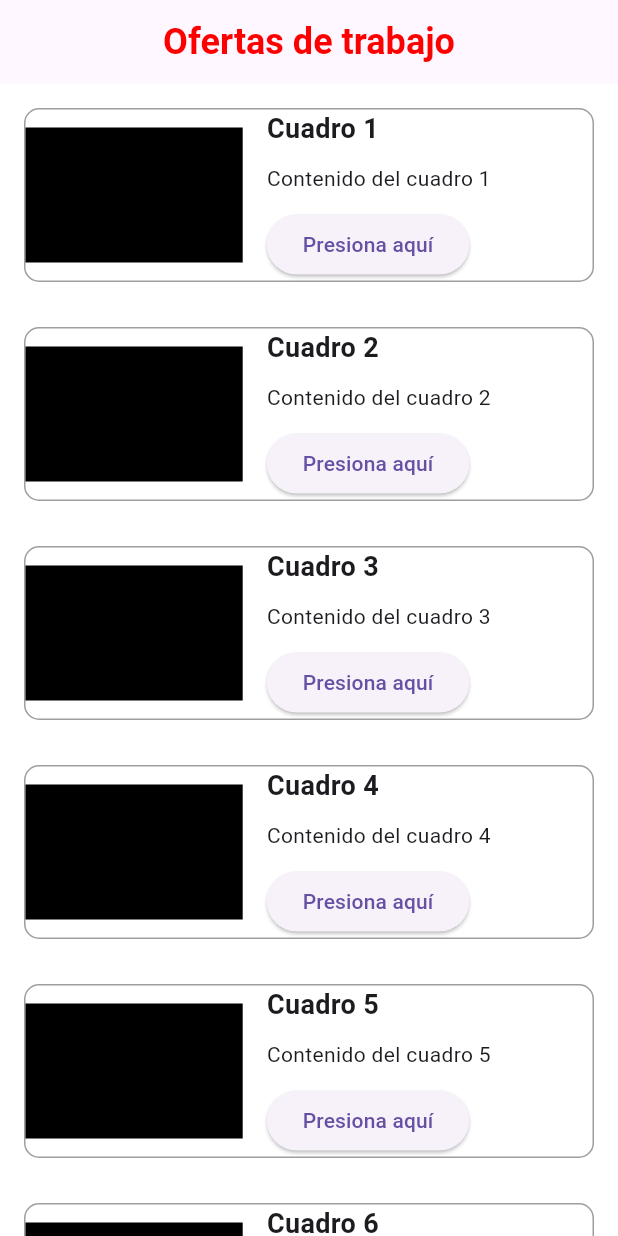
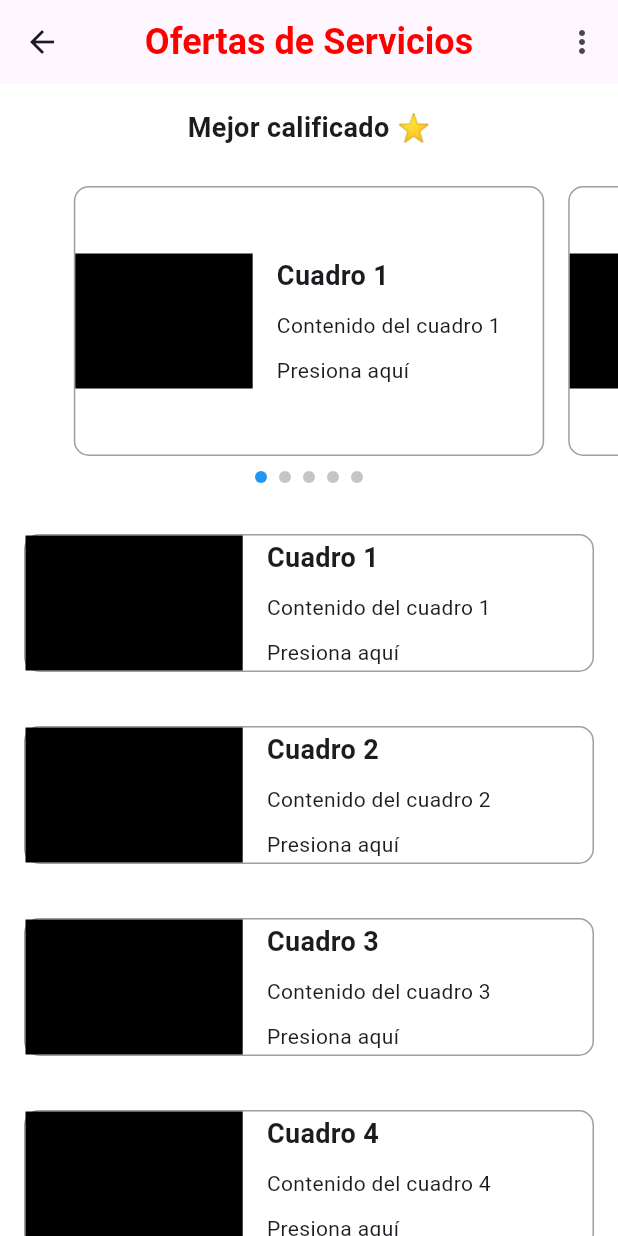
Before and after one commit to jordanlaguna/trabajorapid, a Flutter app: the HomePage screen opened directly, after a tap on "Presiona aquí", on a phone screen of 412 x 824 dp. Run offline on Flutter 3.47's test engine with Material 3 defaults, Android fonts, the phone set to English and light mode, and no system bars; our stand-ins replace curved_navigation_bar; Roboto replaces fonts that are missing (Montserrat).

Commit message:
New Imagen Home and name

```diff
--- a/lib/moduleMain.dart
+++ b/lib/moduleMain.dart
@@ -2,6 +2,7 @@
 import 'package:curved_navigation_bar/curved_navigation_bar.dart';
 import 'package:flutter/material.dart';
 import 'package:trabajorapid/navbar.dart';
+
 import 'package:trabajorapid/pageMenuBottom/favorite.dart';
 import 'package:trabajorapid/pageMenuBottom/home.dart';
 import 'package:trabajorapid/pageMenuBottom/profile.dart';
@@ -51,7 +52,7 @@ class _ModuleMainState extends State<ModuleMain> {
         drawer: const NavBar(),
         appBar: AppBar(
           title: const Text(
-            'TrabajosRapid',
+            'Rapid Service',
             style: TextStyle(
               fontSize: 20,
               fontFamily: 'Montserrat',
--- a/lib/pageMenuBottom/home.dart
+++ b/lib/pageMenuBottom/home.dart
@@ -1,4 +1,5 @@
 import 'package:flutter/material.dart';
+import 'package:trabajorapid/pageMenuBottom/homeService/homeService.dart';
 
 class HomePage extends StatelessWidget {
   const HomePage({Key? key}) : super(key: key);
@@ -9,7 +10,7 @@ class HomePage extends StatelessWidget {
       backgroundColor: Colors.white,
       appBar: AppBar(
         title: const Text(
-          'Ofertas de trabajo',
+          'Ofertas de Servicios',
           style: TextStyle(
             fontSize: 24.0,
             fontWeight: FontWeight.bold,
@@ -27,23 +28,44 @@ class HomePage extends StatelessWidget {
           child: Column(
             mainAxisAlignment: MainAxisAlignment.center,
             children: [
-              buildCuadro('Cuadro 1', 'Contenido del cuadro 1'),
+              const Padding(
+                padding: EdgeInsets.all(16.0),
+                child: Column(
+                  mainAxisAlignment: MainAxisAlignment.center,
+                  children: [
+                    // Barra de búsqueda
+                    TextField(
+                      decoration: InputDecoration(
+                        hintText: 'Buscar servicios...',
+                        prefixIcon: Icon(Icons.search),
+                      ),
+                    ),
+                    SizedBox(height: 20.0),
+                    // Carrusel
+                  ],
+                ),
+              ),
+              buildCuadro(
+                  context, 'Exteriores', 'Patios, Gardines, Arboles...'),
               const SizedBox(height: 30.0),
-              buildCuadro('Cuadro 2', 'Contenido del cuadro 2'),
+              buildCuadro(context, 'Interiores', 'Limpiesa, Lavanderia...'),
               const SizedBox(height: 30.0),
-              buildCuadro('Cuadro 3', 'Contenido del cuadro 3'),
+              buildCuadro(context, 'Transporte', 'Viajes, Carga, Express...'),
               const SizedBox(height: 30.0),
-              buildCuadro('Cuadro 4', 'Contenido del cuadro 4'),
+              buildCuadro(
+                  context, 'Plomeria', 'Rotura, Goteras, Instalación...'),
               const SizedBox(height: 30.0),
-              buildCuadro('Cuadro 5', 'Contenido del cuadro 5'),
+              buildCuadro(context, 'Electricista',
+                  'Cortes, Mantenimiento, Instalación...'),
               const SizedBox(height: 30.0),
-              buildCuadro('Cuadro 6', 'Contenido del cuadro 6'),
+              buildCuadro(
+                  context, 'Mecanica', 'Llantas, Pintura, Reparación...'),
               const SizedBox(height: 30.0),
-              buildCuadro('Cuadro 7', 'Contenido del cuadro 7'),
+              buildCuadro(context, 'Manicura', 'Pintura, Uñas, Hidratación...'),
               const SizedBox(height: 30.0),
-              buildCuadro('Cuadro 8', 'Contenido del cuadro 8'),
-              const SizedBox(height: 30.0),
-              buildCuadro('Cuadro 9', 'Contenido del cuadro 9'),
+              buildCuadro(
+                  context, 'Culinario', 'Cocinar, Eventos, Platillos...'),
+              const SizedBox(height: 30.0)
             ],
           ),
         ),
@@ -52,7 +74,7 @@ class HomePage extends StatelessWidget {
   }
 }
 
-Widget buildCuadro(String titulo, String contenido) {
+Widget buildCuadro(BuildContext context, String titulo, String contenido) {
   return Container(
     decoration: BoxDecoration(
       border: Border.all(color: Colors.grey),
@@ -61,7 +83,7 @@ Widget buildCuadro(String titulo, String contenido) {
     child: Row(
       children: [
         Expanded(
-          flex: 2,
+          flex: 1,
           child: Container(
             width: 90.0,
             height: 90.0,
@@ -85,9 +107,13 @@ Widget buildCuadro(String titulo, String contenido) {
               const SizedBox(height: 10.0),
               Text(contenido),
               const SizedBox(height: 10.0),
-              ElevatedButton(
-                onPressed: () {
-                  // Acción del botón
+              GestureDetector(
+                onTap: () {
+                  Navigator.push(
+                    context,
+                    MaterialPageRoute(
+                        builder: (context) => const HomePageService()),
+                  );
                 },
                 child: const Text('Presiona aquí'),
               ),
--- /dev/null
+++ b/lib/pageMenuBottom/homeService/homeService.dart
@@ -0,0 +1,216 @@
+import 'package:flutter/material.dart';
+import 'package:trabajorapid/moduleMain.dart';
+
+class HomePageService extends StatefulWidget {
+  const HomePageService({Key? key}) : super(key: key);
+
+  @override
+  _HomePageServiceState createState() => _HomePageServiceState();
+}
+
+class _HomePageServiceState extends State<HomePageService> {
+  final PageController _pageController =
+      PageController(viewportFraction: 0.8, keepPage: true);
+  int currentPage = 0;
+
+  @override
+  void initState() {
+    super.initState();
+    // Configurar el desplazamiento automático
+    _pageController.addListener(() {
+      if (_pageController.page == _pageController.page!.toInt()) {
+        // Desplazarse al siguiente elemento al llegar al final
+        Future.delayed(const Duration(seconds: 4), () {
+          if (currentPage == 4) {
+            // Si es la última página, volver a la primera suavemente
+            _pageController.animateToPage(0,
+                duration: const Duration(milliseconds: 500),
+                curve: Curves.bounceOut);
+          } else {
+            // Pasar a la siguiente página
+            _pageController.nextPage(
+                duration: const Duration(milliseconds: 500),
+                curve: Curves.easeInOut);
+          }
+        });
+      }
+    });
+  }
+
+  @override
+  Widget build(BuildContext context) {
+    return Scaffold(
+      backgroundColor: Colors.white,
+      appBar: AppBar(
+        title: const Text(
+          'Ofertas de Servicios',
+          style: TextStyle(
+            fontSize: 24.0,
+            fontWeight: FontWeight.bold,
+            color: Color.fromARGB(255, 255, 0, 0),
+          ),
+        ),
+        centerTitle: true,
+        actions: [
+          // Agrega el botón de menú aquí
+          PopupMenuButton<String>(
+            onSelected: (value) {
+              // Manejar la selección del menú
+              print(value);
+            },
+            itemBuilder: (BuildContext context) {
+              return [
+                'Más contratados',
+                'Mejor calificados',
+                'Más cerca',
+                'Más nuevo'
+              ].map((String choice) {
+                return PopupMenuItem<String>(
+                  value: choice,
+                  child: Text(choice),
+                );
+              }).toList();
+            },
+          ),
+        ],
+      ),
+      body: SingleChildScrollView(
+        child: Column(
+          children: [
+            // Título
+            const Padding(
+              padding: EdgeInsets.all(16.0),
+              child: Text(
+                'Mejor calificado ⭐',
+                style: TextStyle(
+                  fontSize: 18.0,
+                  fontWeight: FontWeight.bold,
+                ),
+              ),
+            ),
+            // Carrusel de cuadros con información y fotos
+            SizedBox(
+              height: 200.0, // Ajusta la altura según tus necesidades
+              child: PageView.builder(
+                controller: _pageController,
+                itemCount:
+                    5, // Cambia el número según la cantidad de cuadros que desees
+                onPageChanged: (int page) {
+                  setState(() {
+                    currentPage = page;
+                  });
+                },
+                itemBuilder: (context, index) {
+                  return Padding(
+                    padding: const EdgeInsets.symmetric(horizontal: 8.0),
+                    child: buildCuadro(
+                      context,
+                      'Cuadro ${index + 1}',
+                      'Contenido del cuadro ${index + 1}',
+                    ),
+                  );
+                },
+              ),
+            ),
+            // Indicador de página actual
+            Row(
+              mainAxisAlignment: MainAxisAlignment.center,
+              children: List.generate(5, (index) {
+                return Container(
+                  width: 8.0,
+                  height: 8.0,
+                  margin: const EdgeInsets.symmetric(horizontal: 4.0),
+                  decoration: BoxDecoration(
+                    shape: BoxShape.circle,
+                    color: currentPage == index
+                        ? Colors.blue
+                        : Colors.grey.withOpacity(0.6),
+                  ),
+                );
+              }),
+            ),
+
+            // Otro contenido del código existente
+            Container(
+              padding: const EdgeInsets.all(16.0),
+              decoration: BoxDecoration(
+                borderRadius: BorderRadius.circular(10.0),
+              ),
+              child: ListView.builder(
+                shrinkWrap: true,
+                itemCount: 9,
+                itemBuilder: (context, index) {
+                  return Padding(
+                    padding: const EdgeInsets.symmetric(vertical: 8.0),
+                    child: buildCuadro(
+                      context,
+                      'Cuadro ${index + 1}',
+                      'Contenido del cuadro ${index + 1}',
+                    ),
+                  );
+                },
+              ),
+            ),
+          ],
+        ),
+      ),
+    );
+  }
+}
+
+Widget buildCuadro(BuildContext context, String titulo, String contenido) {
+  return Container(
+    margin: const EdgeInsets.symmetric(vertical: 10.0),
+    decoration: BoxDecoration(
+      border: Border.all(color: Colors.grey),
+      borderRadius: BorderRadius.circular(10.0),
+    ),
+    child: Row(
+      children: [
+        Expanded(
+          flex: 2,
+          child: Container(
+            width: 90.0,
+            height: 90.0,
+            color: const Color.fromARGB(255, 0, 0, 0),
+          ),
+        ),
+        const SizedBox(width: 16.0),
+        Expanded(
+          flex: 3,
+          child: Column(
+            mainAxisSize: MainAxisSize.min,
+            crossAxisAlignment: CrossAxisAlignment.start,
+            children: [
+              Text(
+                titulo,
+                style: const TextStyle(
+                  fontWeight: FontWeight.bold,
+                  fontSize: 18.0,
+                ),
+              ),
+              const SizedBox(height: 10.0),
+              Text(contenido),
+              const SizedBox(height: 10.0),
+              GestureDetector(
+                onTap: () {
+                  Navigator.push(
+                    context,
+                    MaterialPageRoute(builder: (context) => const ModuleMain()),
+                  );
+                },
+                child: const Text('Presiona aquí'),
+              ),
+            ],
+          ),
+        ),
+      ],
+    ),
+  );
+}
+
+void main() {
+  runApp(const MaterialApp(
+    home: HomePageService(),
+  ));
+}
--- a/lib/welcomePage.dart
+++ b/lib/welcomePage.dart
@@ -24,7 +24,7 @@ class WelcomePage extends StatelessWidget {
             const Padding(
               padding: EdgeInsets.only(top: 70.0),
               child: Text(
-                'TrabajosRapid!',
+                'Rapid Service',
                 style: TextStyle(
                   fontSize: 30,
                   fontFamily: 'Montserrat',
```
